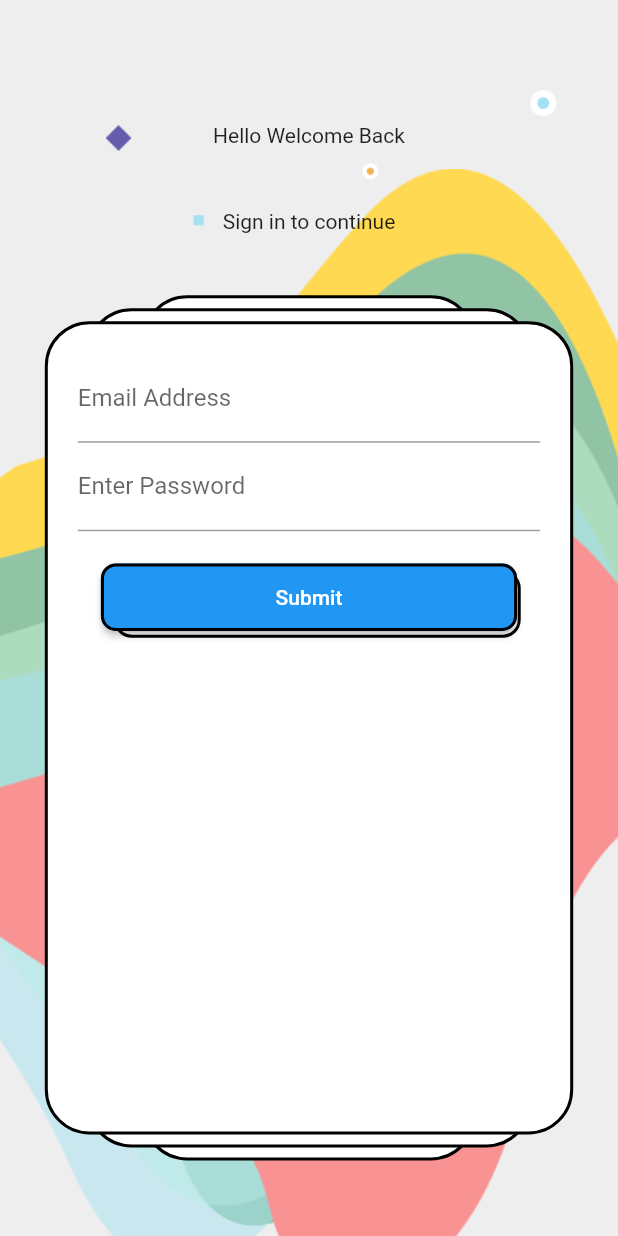
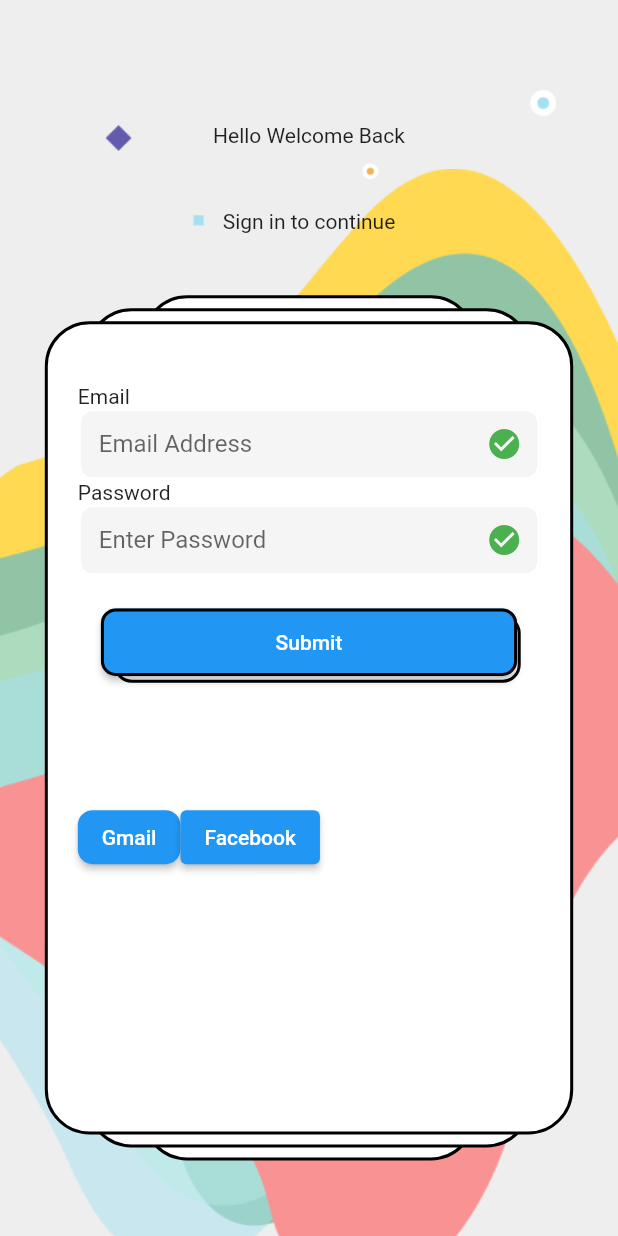
Before and after one commit to Ianodad/pet-finder-app-dribble-clone, a Flutter app: the screen it shows after launch, after a tap on "Get Started", on a phone screen of 412 x 824 dp. Run offline on Flutter 3.47's test engine with Material 2 defaults, Android fonts, the phone set to English and light mode, and no system bars.

Commit message:
added socail button

```diff
--- a/lib/Screens/SignIn/widget/body.dart
+++ b/lib/Screens/SignIn/widget/body.dart
@@ -29,17 +29,47 @@ class Body extends StatelessWidget {
               SizedBox(height: size.width * .1),
               CardBody(
                 child: Container(
-                    margin: EdgeInsets.all(20.0),
-                    child: Form(
+                  // height: 200,
+                  margin: EdgeInsets.only(right: 20.0, left: 20.0, top: 40.0),
                   child: Column(
                     children: [
+                      Form(
+                        child: Column(
+                          mainAxisAlignment: MainAxisAlignment.spaceBetween,
+                          crossAxisAlignment: CrossAxisAlignment.start,
+                          children: [
+                            Text("Email"),
                             emailField(),
+                            Text("Password"),
                             passwordsField(),
                             SizedBox(height: 20),
                             submitButton(),
                           ],
                         ),
-                    )),
+                      ),
+                      Row(
+                        children: [
+                          ElevatedButton(
+                            onPressed: () {},
+                            style: ElevatedButton.styleFrom(
+                              shape: RoundedRectangleBorder(
+                                borderRadius: BorderRadius.horizontal(
+                                  right: Radius.circular(10),
+                                  left: Radius.circular(10),
+                                ),
+                              ),
+                            ),
+                            child: Text("Gmail"),
+                          ),
+                          ElevatedButton(
+                            onPressed: () {},
+                            child: Text("Facebook"),
+                          )
+                        ],
+                      )
+                    ],
+                  ),
+                ),
               )
             ],
           ),
@@ -55,6 +85,23 @@ Widget emailField() {
     decoration: InputDecoration(
       labelText: "Email Address",
       hintText: 'userName@example.com',
+      enabledBorder: OutlineInputBorder(
+        borderSide: const BorderSide(color: Colors.white, width: 2.0),
+        borderRadius: BorderRadius.circular(10),
+      ),
+      suffixIcon: Icon(
+        Icons.check_circle,
+        color: Colors.green,
+      ),
+      contentPadding: EdgeInsets.only(
+        top: 14.0,
+        bottom: 14.0,
+        left: 14.0,
+        right: 14.0,
+      ),
+      border: OutlineInputBorder(),
+      filled: true,
+      fillColor: Colors.grey.shade100,
     ),
   );
 }
@@ -62,8 +109,29 @@ Widget emailField() {
 Widget passwordsField() {
   return TextFormField(
     obscureText: true,
-    decoration:
-        InputDecoration(labelText: "Enter Password", hintText: "Password"),
+    decoration: InputDecoration(
+      labelText: "Enter Password",
+      hintText: "Password",
+      enabledBorder: OutlineInputBorder(
+        borderSide: const BorderSide(color: Colors.white, width: 2.0),
+        borderRadius: BorderRadius.circular(10),
+      ),
+      suffixIcon: Icon(
+        Icons.check_circle,
+        color: Colors.green,
+      ),
+      contentPadding: EdgeInsets.only(
+        top: 14.0,
+        bottom: 14.0,
+        left: 14.0,
+        right: 14.0,
+      ),
+      border: OutlineInputBorder(
+        borderRadius: BorderRadius.circular(10.0),
+      ),
+      filled: true,
+      fillColor: Colors.grey.shade100,
+    ),
   );
 }
 
```
Lines whose indentation alone changed are shown as unchanged.
